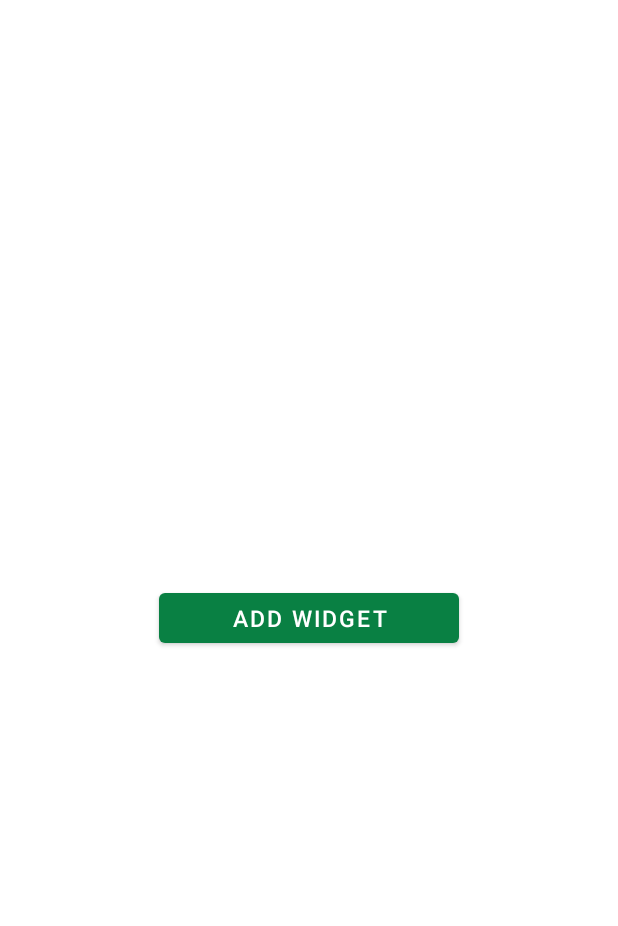
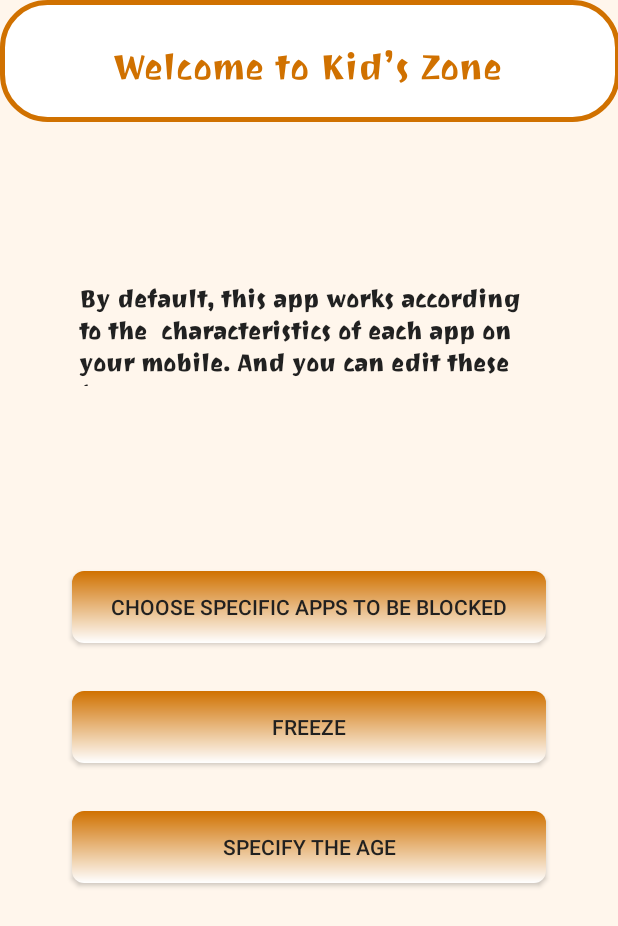
Before and after one commit to FCIS-ASU-Projects/Kids-Zone, an Android app: the screen it shows after launch (MainActivity), on a phone screen of 412 x 824 dp. Shown: the top 926 px of the screen. Run offline under Robolectric (Android 15) with nearby library versions, the phone set to English and light mode, and no system bars.

Commit message:
Background Timer
Freezing and Timer features work separately.

```diff
--- a/Floating Window Project (Java)/FloatingWindow/app/build.gradle
+++ b/Floating Window Project (Java)/FloatingWindow/app/build.gradle
@@ -22,6 +22,9 @@ android {
             proguardFiles getDefaultProguardFile('proguard-android-optimize.txt'), 'proguard-rules.pro'
         }
     }
+    viewBinding{
+        enabled=true
+    }
     compileOptions {
         sourceCompatibility JavaVersion.VERSION_1_8
         targetCompatibility JavaVersion.VERSION_1_8
--- /dev/null
+++ b/Floating Window Project (Java)/FloatingWindow/app/src/main/java/com/example/floatingwindow/FreezeTimer.java
@@ -0,0 +1,6 @@
+package com.example.floatingwindow;
+
+public class FreezeTimer {
+
+
+}
--- a/Floating Window Project (Java)/FloatingWindow/app/src/main/java/com/example/floatingwindow/MainActivity.java
+++ b/Floating Window Project (Java)/FloatingWindow/app/src/main/java/com/example/floatingwindow/MainActivity.java
@@ -19,30 +19,43 @@ import java.lang.reflect.InvocationTargetException;
 import java.lang.reflect.Method;
 
 public class MainActivity extends AppCompatActivity {
-    Button buttonAddWidget;
+//    Button buttonAddWidget;
+    Button freezeButton;
     @Override
     protected void onCreate(Bundle savedInstanceState) {
         super.onCreate(savedInstanceState);
-        setContentView(R.layout.activity_main);
+        setContentView(R.layout.home_page);
 
-        buttonAddWidget = (Button) findViewById(R.id.button_widget);
-        getPermission();
-
-        buttonAddWidget.setOnClickListener(new View.OnClickListener() {
+        freezeButton = (Button) findViewById(R.id.freeze_button);
+        freezeButton.setOnClickListener(new View.OnClickListener() {
             @Override
             public void onClick(View view) {
-                if(!Settings.canDrawOverlays(MainActivity.this))
-                {
-                    getPermission();
-                }
-                else
-                {
-                    Intent intent = new Intent(MainActivity.this, WidgetService.class);
-                    startService(intent);
-                    finish();
-                }
+                openFreezeTimerActivity();
             }
         });
+//        buttonAddWidget = (Button) findViewById(R.id.button_widget);
+//        getPermission();
+//
+//        buttonAddWidget.setOnClickListener(new View.OnClickListener() {
+//            @Override
+//            public void onClick(View view) {
+//                if(!Settings.canDrawOverlays(MainActivity.this))
+//                {
+//                    getPermission();
+//                }
+//                else
+//                {
+//                    Intent intent = new Intent(MainActivity.this, WidgetService.class);
+//                    startService(intent);
+//                    finish();
+//                }
+//            }
+//        });
+    }
+    public void openFreezeTimerActivity()
+    {
+        Intent intent = new Intent(this, FreezeTimerActivity.class);
+        startActivity(intent);
     }
     public void getPermission()
     {
--- /dev/null
+++ b/Floating Window Project (Java)/FloatingWindow/app/src/main/res/drawable/app_bar.xml
@@ -0,0 +1,11 @@
+<?xml version="1.0" encoding="utf-8"?>
+<shape xmlns:android="http://schemas.android.com/apk/res/android"
+    android:shape="rectangle">
+    <stroke
+        android:width="3dp"
+        android:color="#D07100"/>
+
+    <solid android:color="#ffffff" />
+    <corners android:radius="30dp"/>
+
+</shape>
--- /dev/null
+++ b/Floating Window Project (Java)/FloatingWindow/app/src/main/res/drawable/beige_solid_circle.xml
@@ -0,0 +1,5 @@
+<?xml version="1.0" encoding="utf-8"?>
+<shape xmlns:android="http://schemas.android.com/apk/res/android"
+    android:shape="oval">
+    <solid android:color="#E9C294" />
+</shape>
--- /dev/null
+++ b/Floating Window Project (Java)/FloatingWindow/app/src/main/res/drawable/gradient_color_orange_white.xml
@@ -0,0 +1,8 @@
+<?xml version="1.0" encoding="utf-8"?>
+<shape xmlns:android="http://schemas.android.com/apk/res/android">
+    <gradient android:startColor="#D07100"
+    android:endColor="#FFFFFF"
+    android:angle="1"/>
+
+    <corners android:radius="8dp"/>
+</shape>
--- /dev/null
+++ b/Floating Window Project (Java)/FloatingWindow/app/src/main/res/drawable/red_solid_circle.xml
@@ -0,0 +1,5 @@
+<?xml version="1.0" encoding="utf-8"?>
+<shape xmlns:android="http://schemas.android.com/apk/res/android"
+    android:shape="oval">
+    <solid android:color="#E7AE96" />
+</shape>
--- /dev/null
+++ b/Floating Window Project (Java)/FloatingWindow/app/src/main/res/layout/home_page.xml
@@ -0,0 +1,95 @@
+<?xml version="1.0" encoding="utf-8"?>
+<androidx.constraintlayout.widget.ConstraintLayout xmlns:android="http://schemas.android.com/apk/res/android"
+    xmlns:app="http://schemas.android.com/apk/res-auto"
+    xmlns:tools="http://schemas.android.com/tools"
+    android:layout_width="match_parent"
+    android:layout_height="match_parent"
+    android:background="#FFF6EC">
+
+
+    <ImageView
+        android:id="@+id/imageView"
+        android:layout_width="413dp"
+        android:layout_height="81dp"
+        app:layout_constraintStart_toStartOf="parent"
+        app:layout_constraintTop_toTopOf="parent"
+        app:srcCompat="@drawable/app_bar" />
+
+    <TextView
+        android:id="@+id/textView3"
+        android:layout_width="wrap_content"
+        android:layout_height="wrap_content"
+        android:fontFamily="@font/joti_one"
+        android:text="Welcome to Kid’s Zone"
+        android:textColor="#D07100"
+        android:textSize="24sp"
+        app:layout_constraintBottom_toBottomOf="@+id/imageView"
+        app:layout_constraintEnd_toEndOf="@+id/imageView"
+        app:layout_constraintHorizontal_bias="0.49"
+        app:layout_constraintStart_toStartOf="parent"
+        app:layout_constraintTop_toTopOf="@+id/imageView"
+        app:layout_constraintVertical_bias="0.571" />
+
+    <TextView
+        android:id="@+id/textView4"
+        android:layout_width="306dp"
+        android:layout_height="69dp"
+        android:fontFamily="@font/joti_one"
+        android:text="By default, this app works according to the  characteristics of each app on your mobile. And you can edit these features."
+        android:textColor="#FC1E1E1E"
+        android:textSize="16sp"
+        android:textStyle="bold"
+        app:layout_constraintBottom_toTopOf="@+id/block_button"
+        app:layout_constraintEnd_toEndOf="parent"
+        app:layout_constraintHorizontal_bias="0.495"
+        app:layout_constraintStart_toStartOf="parent"
+        app:layout_constraintTop_toBottomOf="@+id/imageView"
+        app:layout_constraintVertical_bias="0.463" />
+
+    <androidx.appcompat.widget.AppCompatButton
+        android:id="@+id/block_button"
+        android:layout_width="match_parent"
+        android:layout_height="wrap_content"
+        android:layout_marginLeft="48dp"
+        android:layout_marginRight="48dp"
+        android:background="@drawable/gradient_color_orange_white"
+        android:text="Choose specific apps to be blocked"
+        android:textColor="#FC1E1E1E"
+        app:cornerRadius="30dp"
+        app:layout_constraintBottom_toBottomOf="parent"
+        app:layout_constraintEnd_toEndOf="parent"
+        app:layout_constraintStart_toStartOf="parent"
+        app:layout_constraintTop_toBottomOf="@+id/imageView"
+        app:layout_constraintVertical_bias="0.431" />
+
+    <androidx.appcompat.widget.AppCompatButton
+        android:id="@+id/freeze_button"
+        android:layout_width="match_parent"
+        android:layout_height="wrap_content"
+        android:layout_marginLeft="48dp"
+        android:layout_marginTop="32dp"
+        android:layout_marginRight="48dp"
+        android:background="@drawable/gradient_color_orange_white"
+        android:text="Freeze"
+        android:textColor="#FC1E1E1E"
+        app:cornerRadius="30dp"
+        app:layout_constraintEnd_toEndOf="parent"
+        app:layout_constraintStart_toStartOf="parent"
+        app:layout_constraintTop_toBottomOf="@+id/block_button" />
+
+    <androidx.appcompat.widget.AppCompatButton
+        android:id="@+id/specify_age_button"
+        android:layout_width="match_parent"
+        android:layout_height="wrap_content"
+        android:layout_marginLeft="48dp"
+        android:layout_marginTop="32dp"
+        android:layout_marginRight="48dp"
+        android:background="@drawable/gradient_color_orange_white"
+        android:text="Specify the age"
+        android:textColor="#FC1E1E1E"
+        app:cornerRadius="30dp"
+        app:layout_constraintEnd_toEndOf="parent"
+        app:layout_constraintStart_toStartOf="parent"
+        app:layout_constraintTop_toBottomOf="@+id/freeze_button" />
+
+</androidx.constraintlayout.widget.ConstraintLayout>
```
Also changed, not shown: Floating Window Project (Java)/FloatingWindow/app/src/main/AndroidManifest.xml (+8 -2 lines), Floating Window Project (Java)/FloatingWindow/app/src/main/java/com/example/floatingwindow/FreezeTimerActivity.java (added, +221 -0 lines), Floating Window Project (Java)/FloatingWindow/app/src/main/java/com/example/floatingwindow/FreezeWidgetService.java (renamed from Floating Window Project (Java)/FloatingWindow/app/src/main/java/com/example/floatingwindow/WidgetService.java, +1 -18 lines), Floating Window Project (Java)/FloatingWindow/app/src/main/res/drawable/gradient_color_beige_white.xml (added, +9 -0 lines), Floating Window Project (Java)/FloatingWindow/app/src/main/res/layout/freeze_page.xml (added, +107 -0 lines), Floating Window Project (Java)/FloatingWindow/app/src/main/res/layout/welcome_page.xml (added, +68 -0 lines), Floating Window Project (Java)/FloatingWindow/app/src/main/res/drawable/child.png (added), Floating Window Project (Java)/FloatingWindow/app/src/main/res/drawable/lock.png (added), Floating Window Project (Java)/FloatingWindow/app/src/main/res/drawable/mother.png (added), Floating Window Project (Java)/FloatingWindow/app/src/main/res/drawable/mother_without_lock.png (added), Floating Window Project (Java)/FloatingWindow/app/src/main/res/font/joti_one.ttf (added).
